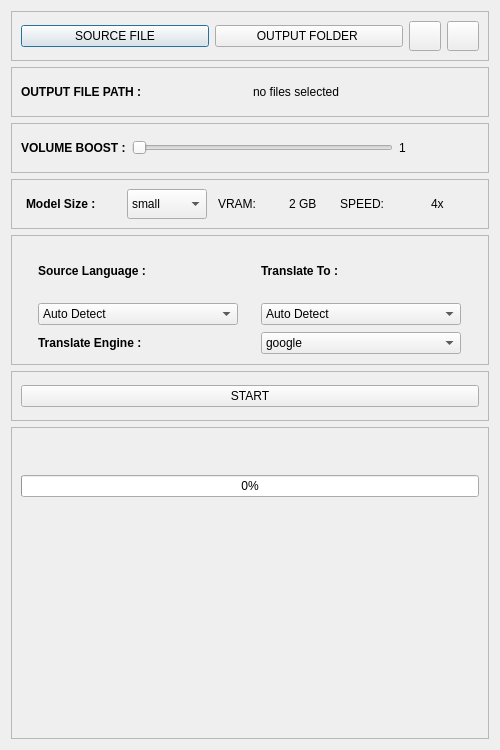
Old version of the form QTDesign/DogeAutoSub.ui in the repository TinkerDoge/DogeAutoSub.
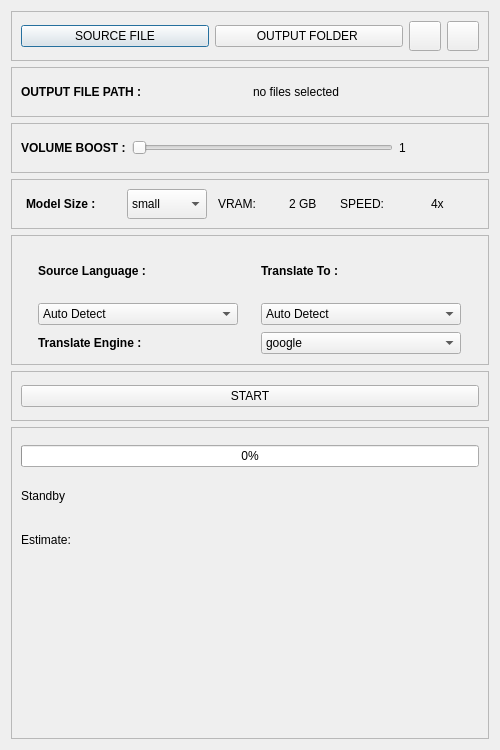
New version of the form. Icons and pictures are not drawn.

Commit message: Add device selection and estimation weights; refactor UI layout for better status display

```diff
--- a/QTDesign/DogeAutoSub.ui
+++ b/QTDesign/DogeAutoSub.ui
@@ -831,41 +831,8 @@
      <property name="frameShadow">
       <enum>QFrame::Shadow::Raised</enum>
      </property>
-     <layout class="QGridLayout" name="gridLayout_3">
-      <item row="1" column="0">
-       <layout class="QGridLayout" name="brow">
-        <property name="spacing">
-         <number>8</number>
-        </property>
-        <item row="0" column="0">
-         <widget class="QLabel" name="statusimage">
-          <property name="maximumSize">
-           <size>
-            <width>150</width>
-            <height>150</height>
-           </size>
-          </property>
-          <property name="text">
-           <string/>
-          </property>
-         </widget>
-        </item>
-        <item row="0" column="1">
-         <widget class="QLabel" name="statusLb">
-          <property name="maximumSize">
-           <size>
-            <width>150</width>
-            <height>150</height>
-           </size>
-          </property>
-          <property name="text">
-           <string/>
-          </property>
-         </widget>
-        </item>
-       </layout>
-      </item>
-      <item row="0" column="0">
+     <layout class="QVBoxLayout" name="verticalLayout">
+      <item>
        <widget class="QProgressBar" name="progressBar">
         <property name="toolTip">
          <string>This is just for show, not really working at all </string>
@@ -875,6 +842,57 @@
         </property>
        </widget>
       </item>
+      <item>
+       <widget class="QLabel" name="statusLb">
+        <property name="minimumSize">
+         <size>
+          <width>300</width>
+          <height>0</height>
+         </size>
+        </property>
+        <property name="maximumSize">
+         <size>
+          <width>300</width>
+          <height>30</height>
+         </size>
+        </property>
+        <property name="text">
+         <string>Standby</string>
+        </property>
+       </widget>
+      </item>
+      <item>
+       <widget class="QLabel" name="estlb">
+        <property name="minimumSize">
+         <size>
+          <width>300</width>
+          <height>0</height>
+         </size>
+        </property>
+        <property name="maximumSize">
+         <size>
+          <width>300</width>
+          <height>30</height>
+         </size>
+        </property>
+        <property name="text">
+         <string>Estimate: </string>
+        </property>
+       </widget>
+      </item>
+      <item>
+       <widget class="QLabel" name="statusimage">
+        <property name="maximumSize">
+         <size>
+          <width>150</width>
+          <height>150</height>
+         </size>
+        </property>
+        <property name="text">
+         <string/>
+        </property>
+       </widget>
+      </item>
      </layout>
     </widget>
    </item>
```
The commit also changes 7 other files.
